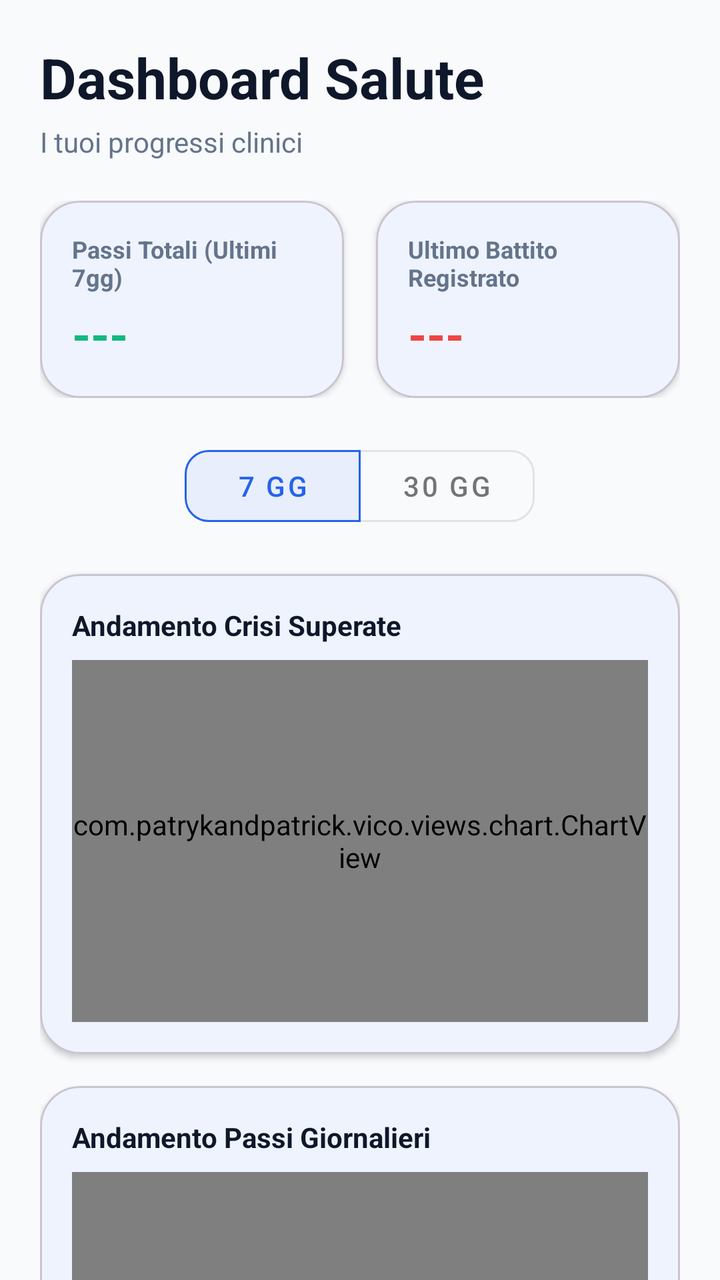
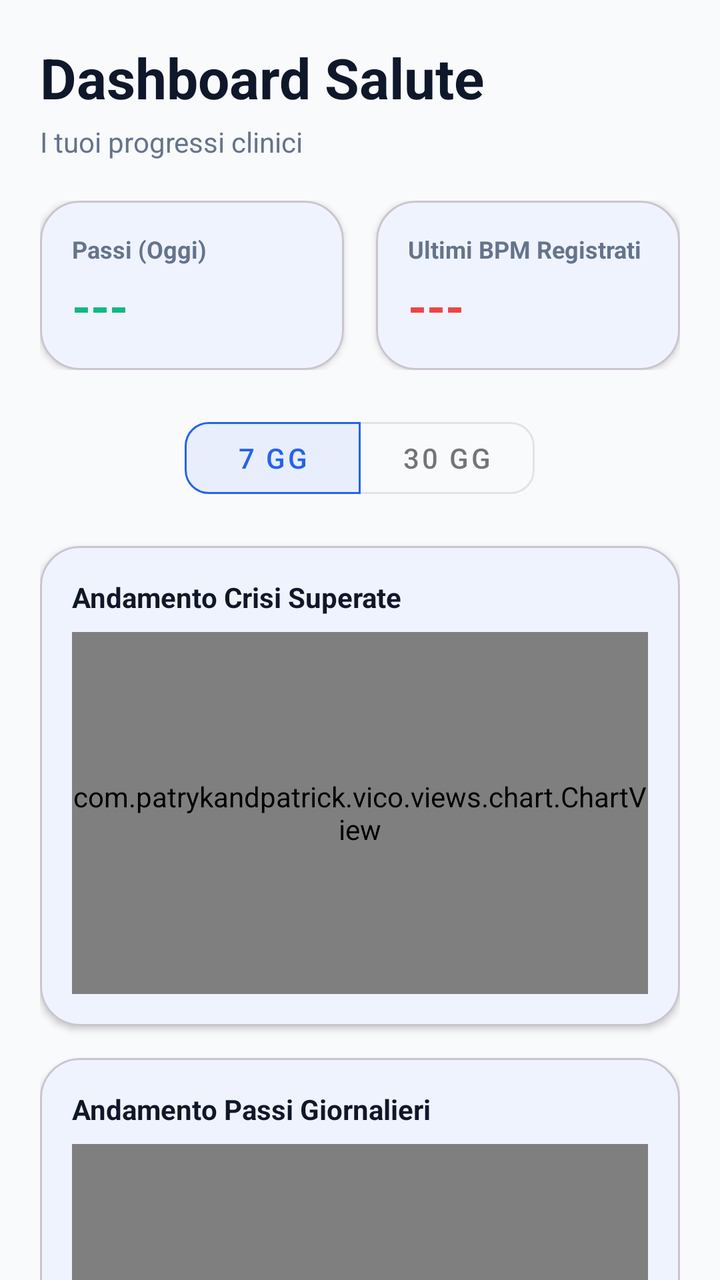

Two renders of the same Android screen: before a commit and after it. Below are the layout's source before the change and the commit's diff.
<!-- AndroidManifest.xml: application theme Theme.SmokeShield -->
<!-- res/layout/fragment_health.xml -->
<?xml version="1.0" encoding="utf-8"?>
<layout xmlns:android="http://schemas.android.com/apk/res/android"
    xmlns:app="http://schemas.android.com/apk/res-auto">

    <androidx.core.widget.NestedScrollView
        android:layout_width="match_parent"
        android:layout_height="match_parent"
        android:background="?android:attr/colorBackground"
        android:fillViewport="true">

        <androidx.constraintlayout.widget.ConstraintLayout
            android:layout_width="match_parent"
            android:layout_height="wrap_content"
            android:padding="20dp">

            <TextView
                android:id="@+id/tv_health_title"
                android:layout_width="wrap_content"
                android:layout_height="wrap_content"
                android:text="Dashboard Salute"
                android:textSize="28sp"
                android:textStyle="bold"
                android:textColor="?android:attr/textColorPrimary"
                app:layout_constraintStart_toStartOf="parent"
                app:layout_constraintTop_toTopOf="parent" />

            <TextView
                android:id="@+id/tv_health_subtitle"
                android:layout_width="wrap_content"
                android:layout_height="wrap_content"
                android:layout_marginTop="4dp"
                android:text="I tuoi progressi clinici"
                android:textColor="?android:attr/textColorSecondary"
                app:layout_constraintStart_toStartOf="parent"
                app:layout_constraintTop_toBottomOf="@id/tv_health_title" />

            
            <LinearLayout
                android:id="@+id/ll_metrics"
                android:layout_width="match_parent"
                android:layout_height="wrap_content"
                android:layout_marginTop="20dp"
                android:orientation="horizontal"
                android:weightSum="2"
                app:layout_constraintTop_toBottomOf="@id/tv_health_subtitle">

                <com.google.android.material.card.MaterialCardView
                    android:layout_width="0dp"
                    android:layout_height="wrap_content"
                    android:layout_weight="1"
                    android:layout_marginEnd="8dp"
                    app:cardCornerRadius="20dp"
                    app:cardElevation="2dp"
                    app:cardBackgroundColor="?attr/colorSurface">

                    <LinearLayout
                        android:layout_width="match_parent"
                        android:layout_height="match_parent"
                        android:orientation="vertical"
                        android:padding="16dp">

                        <TextView
                            android:layout_width="wrap_content"
                            android:layout_height="wrap_content"
                            android:text="Passi Totali (Ultimi 7gg)"
                            android:textColor="?android:attr/textColorSecondary"
                            android:textSize="12sp"
                            android:textStyle="bold" />

                        <TextView
                            android:id="@+id/tv_steps_count"
                            android:layout_width="wrap_content"
                            android:layout_height="wrap_content"
                            android:layout_marginTop="4dp"
                            android:text="---"
                            android:textColor="@color/colorHealth"
                            android:textSize="24sp"
                            android:textStyle="bold" />
                    </LinearLayout>
                </com.google.android.material.card.MaterialCardView>

                <com.google.android.material.card.MaterialCardView
                    android:layout_width="0dp"
                    android:layout_height="wrap_content"
                    android:layout_weight="1"
                    android:layout_marginStart="8dp"
                    app:cardCornerRadius="20dp"
                    app:cardElevation="2dp"
                    app:cardBackgroundColor="?attr/colorSurface">
                    <LinearLayout
                        android:layout_width="match_parent"
                        android:layout_height="wrap_content"
                        android:padding="16dp"
                        android:orientation="vertical">

                        <TextView
                            android:layout_width="wrap_content"
                            android:layout_height="wrap_content"
                            android:text="Ultimo Battito Registrato"
                            android:textColor="?android:attr/textColorSecondary"
                            android:textSize="12sp"
                            android:textStyle="bold" />
                        <TextView
                            android:id="@+id/tv_bpm_count"
                            android:layout_width="wrap_content"
                            android:layout_height="wrap_content"
                            android:layout_marginTop="4dp"
                            android:text="---"
                            android:textSize="24sp"
                            android:textStyle="bold"
                            android:textColor="@color/colorSos"/>
                    </LinearLayout>
                </com.google.android.material.card.MaterialCardView>
            </LinearLayout>

            
            <com.google.android.material.button.MaterialButtonToggleGroup
                android:id="@+id/toggle_group_time"
                android:layout_width="match_parent"
                android:layout_height="wrap_content"
                android:layout_marginTop="20dp"
                android:gravity="center"
                app:singleSelection="true"
                app:selectionRequired="true"
                app:checkedButton="@+id/btn_7_days"
                app:layout_constraintTop_toBottomOf="@id/ll_metrics">

                <Button
                    android:id="@+id/btn_7_days"
                    style="@style/Widget.MaterialComponents.Button.OutlinedButton"
                    android:layout_width="wrap_content"
                    android:layout_height="wrap_content"
                    android:text="7 gg" />

                <Button
                    android:id="@+id/btn_30_days"
                    style="@style/Widget.MaterialComponents.Button.OutlinedButton"
                    android:layout_width="wrap_content"
                    android:layout_height="wrap_content"
                    android:text="30 gg" />
            </com.google.android.material.button.MaterialButtonToggleGroup>

            
            <com.google.android.material.card.MaterialCardView
                android:id="@+id/card_chart_crises"
                android:layout_width="match_parent"
                android:layout_height="240dp"
                android:layout_marginTop="20dp"
                app:cardCornerRadius="20dp"
                app:cardElevation="2dp"
                app:cardBackgroundColor="?attr/colorSurface"
                app:layout_constraintTop_toBottomOf="@id/toggle_group_time">

                <LinearLayout
                    android:layout_width="match_parent"
                    android:layout_height="match_parent"
                    android:orientation="vertical"
                    android:padding="16dp">

                    <TextView
                        android:layout_width="wrap_content"
                        android:layout_height="wrap_content"
                        android:text="Andamento Crisi Superate"
                        android:textColor="?android:attr/textColorPrimary"
                        android:textStyle="bold"
                        android:layout_marginBottom="8dp"/>

                    <com.patrykandpatrick.vico.views.chart.ChartView
                        android:id="@+id/vico_chart_crises"
                        android:layout_width="match_parent"
                        android:layout_height="match_parent"
                        app:chart="column"
                        app:showStartAxis="true"
                        app:showBottomAxis="true" />
                </LinearLayout>
            </com.google.android.material.card.MaterialCardView>

            
            <com.google.android.material.card.MaterialCardView
                android:id="@+id/card_chart_steps"
                android:layout_width="match_parent"
                android:layout_height="240dp"
                android:layout_marginTop="16dp"
                app:cardCornerRadius="20dp"
                app:cardElevation="2dp"
                app:cardBackgroundColor="?attr/colorSurface"
                app:layout_constraintTop_toBottomOf="@id/card_chart_crises">

                <LinearLayout
                    android:layout_width="match_parent"
                    android:layout_height="match_parent"
                    android:orientation="vertical"
                    android:padding="16dp">

                    <TextView
                        android:layout_width="wrap_content"
                        android:layout_height="wrap_content"
                        android:text="Andamento Passi Giornalieri"
                        android:textColor="?android:attr/textColorPrimary"
                        android:textStyle="bold"
                        android:layout_marginBottom="8dp"/>

                    <com.patrykandpatrick.vico.views.chart.ChartView
                        android:id="@+id/vico_chart_steps"
                        android:layout_width="match_parent"
                        android:layout_height="match_parent"
                        app:chart="column"
                        app:showStartAxis="true"
                        app:showBottomAxis="true" />
                </LinearLayout>
            </com.google.android.material.card.MaterialCardView>

            
            <com.google.android.material.card.MaterialCardView
                android:id="@+id/card_chart_heart_rate"
                android:layout_width="match_parent"
                android:layout_height="240dp"
                android:layout_marginTop="16dp"
                android:layout_marginBottom="24dp"
                app:cardCornerRadius="20dp"
                app:cardElevation="2dp"
                app:cardBackgroundColor="?attr/colorSurface"
                app:layout_constraintTop_toBottomOf="@id/card_chart_steps"
                app:layout_constraintBottom_toTopOf="@id/btn_back_profile">

                <LinearLayout
                    android:layout_width="match_parent"
                    android:layout_height="match_parent"
                    android:orientation="vertical"
                    android:padding="16dp">

                    <TextView
                        android:layout_width="wrap_content"
                        android:layout_height="wrap_content"
                        android:layout_marginBottom="8dp"
                        android:text="Andamento Battito Cardiaco (BPM Medio)"
                        android:textColor="?android:attr/textColorPrimary"
                        android:textStyle="bold" />

                    <com.patrykandpatrick.vico.views.chart.ChartView
                        android:id="@+id/vico_chart_heart_rate"
                        android:layout_width="match_parent"
                        android:layout_height="match_parent"
                        app:chart="line"
                        app:showStartAxis="true"
                        app:showBottomAxis="true" />
                </LinearLayout>
            </com.google.android.material.card.MaterialCardView>

            <Button
                android:id="@+id/btn_back_profile"
                style="@style/Widget.MaterialComponents.Button.TextButton"
                android:layout_width="wrap_content"
                android:layout_height="wrap_content"
                android:layout_marginTop="16dp"
                android:text="TORNA AL PROFILO"
                app:layout_constraintBottom_toBottomOf="parent"
                app:layout_constraintStart_toStartOf="parent"
                app:layout_constraintEnd_toEndOf="parent" />

        </androidx.constraintlayout.widget.ConstraintLayout>
    </androidx.core.widget.NestedScrollView>
</layout>
<!-- resources referenced by this layout -->
<resources>
  <color name="colorHealth">#10B981</color>
  <color name="colorSos">#EF4444</color>
  <style name="Theme.SmokeShield" parent="Base.Theme.SmokeShield" />
  <style name="Base.Theme.SmokeShield" parent="Theme.Material3.DayNight.NoActionBar">
          
          <item name="colorPrimary">@color/primaryColor</item>
          <item name="colorOnPrimary">@color/white</item>
          <item name="colorSecondary">@color/secondaryColor</item>
          <item name="colorOnSecondary">@color/white</item>
  
          
          <item name="android:windowLayoutInDisplayCutoutMode" tools:targetApi="p">shortEdges</item>
          <item name="android:statusBarColor">@color/backgroundColor</item>
          <item name="android:navigationBarColor">@color/backgroundColor</item>
  
          
          <item name="android:colorBackground">@color/backgroundColor</item>
          <item name="colorSurface">@color/surfaceColor</item>
          <item name="colorError">@color/colorSos</item>
  
          
          <item name="android:textColorPrimary">@color/textColor</item>
          <item name="android:textColorSecondary">@color/textColorLight</item>
  
          
          <item name="shapeAppearanceSmallComponent">@style/ShapeAppearance.SmokeShield.Small</item>
          <item name="shapeAppearanceMediumComponent">@style/ShapeAppearance.SmokeShield.Medium</item>
          <item name="shapeAppearanceLargeComponent">@style/ShapeAppearance.SmokeShield.Large</item>
      </style>
  <color name="primaryColor">#2563EB</color>
  <color name="white">#FFFFFFFF</color>
  <color name="secondaryColor">#F59E0B</color>
  <color name="backgroundColor">#F8FAFC</color>
  <color name="surfaceColor">#FFFFFF</color>
  <color name="textColor">#0F172A</color>
  <color name="textColorLight">#64748B</color>
  <style name="ShapeAppearance.SmokeShield.Small" parent="ShapeAppearance.MaterialComponents.SmallComponent">
          <item name="cornerFamily">rounded</item>
          <item name="cornerSize">12dp</item>
      </style>
  <style name="ShapeAppearance.SmokeShield.Medium" parent="ShapeAppearance.MaterialComponents.MediumComponent">
          <item name="cornerFamily">rounded</item>
          <item name="cornerSize">20dp</item>
      </style>
  <style name="ShapeAppearance.SmokeShield.Large" parent="ShapeAppearance.MaterialComponents.LargeComponent">
          <item name="cornerFamily">rounded</item>
          <item name="cornerSize">28dp</item>
      </style>
</resources>

<!-- the commit's change to res/layout/fragment_health.xml (unified diff, before → after) -->
@@ -34,7 +34,6 @@
                 app:layout_constraintStart_toStartOf="parent"
                 app:layout_constraintTop_toBottomOf="@id/tv_health_title" />
 
-            
             <LinearLayout
                 android:id="@+id/ll_metrics"
                 android:layout_width="match_parent"
@@ -62,7 +61,7 @@
                         <TextView
                             android:layout_width="wrap_content"
                             android:layout_height="wrap_content"
-                            android:text="Passi Totali (Ultimi 7gg)"
+                            android:text="Passi (Oggi)"
                             android:textColor="?android:attr/textColorSecondary"
                             android:textSize="12sp"
                             android:textStyle="bold" />
@@ -96,7 +95,7 @@
                         <TextView
                             android:layout_width="wrap_content"
                             android:layout_height="wrap_content"
-                            android:text="Ultimo Battito Registrato"
+                            android:text="Ultimi BPM Registrati"
                             android:textColor="?android:attr/textColorSecondary"
                             android:textSize="12sp"
                             android:textStyle="bold" />
@@ -113,7 +112,6 @@
                 </com.google.android.material.card.MaterialCardView>
             </LinearLayout>
 
-            
             <com.google.android.material.button.MaterialButtonToggleGroup
                 android:id="@+id/toggle_group_time"
                 android:layout_width="match_parent"
@@ -140,7 +138,6 @@
                     android:text="30 gg" />
             </com.google.android.material.button.MaterialButtonToggleGroup>
 
-            
             <com.google.android.material.card.MaterialCardView
                 android:id="@+id/card_chart_crises"
                 android:layout_width="match_parent"
@@ -175,7 +172,6 @@
                 </LinearLayout>
             </com.google.android.material.card.MaterialCardView>
 
-            
             <com.google.android.material.card.MaterialCardView
                 android:id="@+id/card_chart_steps"
                 android:layout_width="match_parent"
@@ -210,7 +206,6 @@
                 </LinearLayout>
             </com.google.android.material.card.MaterialCardView>
 
-            
             <com.google.android.material.card.MaterialCardView
                 android:id="@+id/card_chart_heart_rate"
                 android:layout_width="match_parent"
<!-- resource entries referenced after the edit -->
@@ -4,27 +4,22 @@
   <color name="colorSos">#EF4444</color>
   <style name="Theme.SmokeShield" parent="Base.Theme.SmokeShield" />
   <style name="Base.Theme.SmokeShield" parent="Theme.Material3.DayNight.NoActionBar">
-          
           <item name="colorPrimary">@color/primaryColor</item>
           <item name="colorOnPrimary">@color/white</item>
           <item name="colorSecondary">@color/secondaryColor</item>
           <item name="colorOnSecondary">@color/white</item>
   
-          
           <item name="android:windowLayoutInDisplayCutoutMode" tools:targetApi="p">shortEdges</item>
           <item name="android:statusBarColor">@color/backgroundColor</item>
           <item name="android:navigationBarColor">@color/backgroundColor</item>
   
-          
           <item name="android:colorBackground">@color/backgroundColor</item>
           <item name="colorSurface">@color/surfaceColor</item>
           <item name="colorError">@color/colorSos</item>
   
-          
           <item name="android:textColorPrimary">@color/textColor</item>
           <item name="android:textColorSecondary">@color/textColorLight</item>
   
-          
           <item name="shapeAppearanceSmallComponent">@style/ShapeAppearance.SmokeShield.Small</item>
           <item name="shapeAppearanceMediumComponent">@style/ShapeAppearance.SmokeShield.Medium</item>
           <item name="shapeAppearanceLargeComponent">@style/ShapeAppearance.SmokeShield.Large</item>
